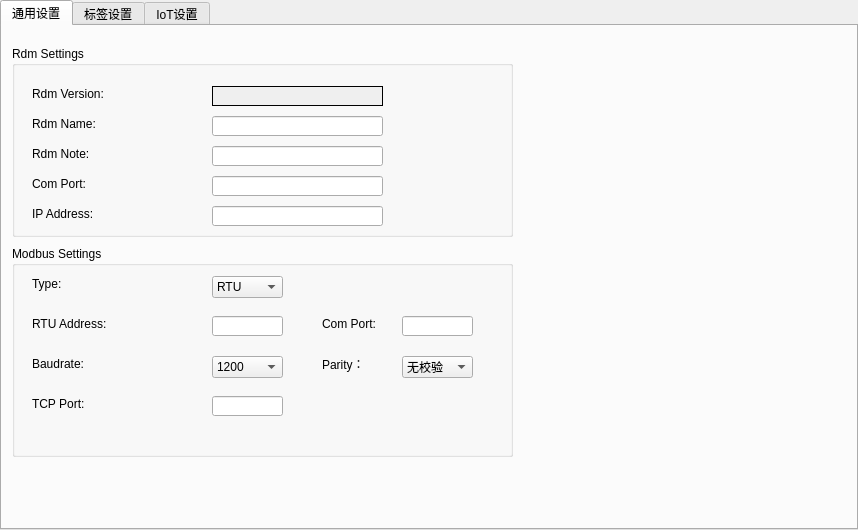
Old version of the form iTmsGui/icfgpanel.ui in the repository fzlgejiao/PTMS.
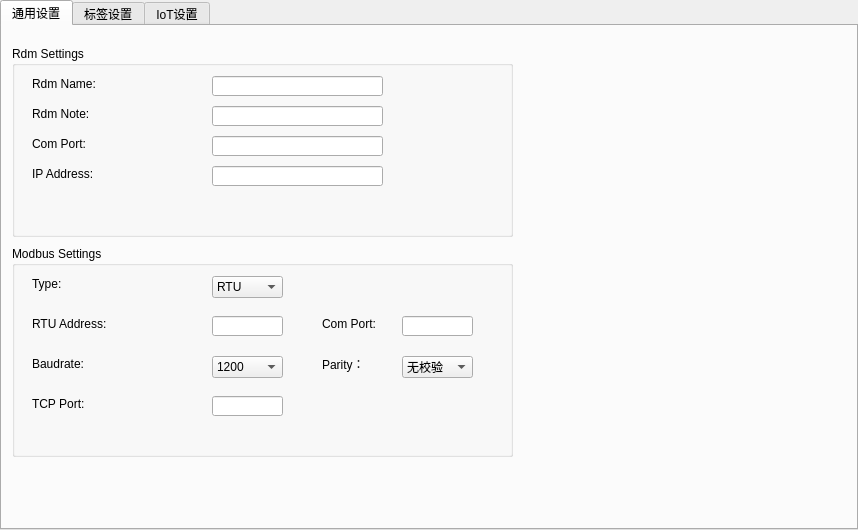
New version of the form. The open tabs and pages were chosen to show the change.

Commit message: 1) rdm and tool interface  v1.1 2) add iRdm class files 3) add online tags tableview 4) get modbus settings

The edit to the form file:
```diff
--- a/iTmsGui/icfgpanel.ui
+++ b/iTmsGui/icfgpanel.ui
@@ -42,7 +42,7 @@
      <property name="geometry">
       <rect>
        <x>200</x>
-       <y>100</y>
+       <y>60</y>
        <width>171</width>
        <height>20</height>
       </rect>
@@ -52,7 +52,7 @@
      <property name="geometry">
       <rect>
        <x>20</x>
-       <y>100</y>
+       <y>60</y>
        <width>131</width>
        <height>16</height>
       </rect>
@@ -65,7 +65,7 @@
      <property name="geometry">
       <rect>
        <x>20</x>
-       <y>70</y>
+       <y>30</y>
        <width>131</width>
        <height>16</height>
       </rect>
@@ -78,7 +78,7 @@
      <property name="geometry">
       <rect>
        <x>200</x>
-       <y>70</y>
+       <y>30</y>
        <width>171</width>
        <height>20</height>
       </rect>
@@ -88,7 +88,7 @@
      <property name="geometry">
       <rect>
        <x>200</x>
-       <y>130</y>
+       <y>90</y>
        <width>171</width>
        <height>20</height>
       </rect>
@@ -98,7 +98,7 @@
      <property name="geometry">
       <rect>
        <x>20</x>
-       <y>130</y>
+       <y>90</y>
        <width>131</width>
        <height>16</height>
       </rect>
@@ -107,43 +107,11 @@
       <string>Com Port:</string>
      </property>
     </widget>
-    <widget class="QLabel" name="label_14">
-     <property name="geometry">
-      <rect>
-       <x>20</x>
-       <y>40</y>
-       <width>131</width>
-       <height>16</height>
-      </rect>
-     </property>
-     <property name="text">
-      <string>Rdm Version:</string>
-     </property>
-    </widget>
-    <widget class="QLabel" name="lbRdmVersion">
-     <property name="geometry">
-      <rect>
-       <x>200</x>
-       <y>40</y>
-       <width>171</width>
-       <height>20</height>
-      </rect>
-     </property>
-     <property name="autoFillBackground">
-      <bool>true</bool>
-     </property>
-     <property name="frameShape">
-      <enum>QFrame::Box</enum>
-     </property>
-     <property name="text">
-      <string/>
-     </property>
-    </widget>
     <widget class="QLineEdit" name="leIPAddress">
      <property name="geometry">
       <rect>
        <x>200</x>
-       <y>160</y>
+       <y>120</y>
        <width>171</width>
        <height>20</height>
       </rect>
@@ -153,7 +121,7 @@
      <property name="geometry">
       <rect>
        <x>20</x>
-       <y>160</y>
+       <y>120</y>
        <width>131</width>
        <height>16</height>
       </rect>
```
Left out of the diff: 14 changed lines with no effect on the pictures. The commit also changes 22 other files.
